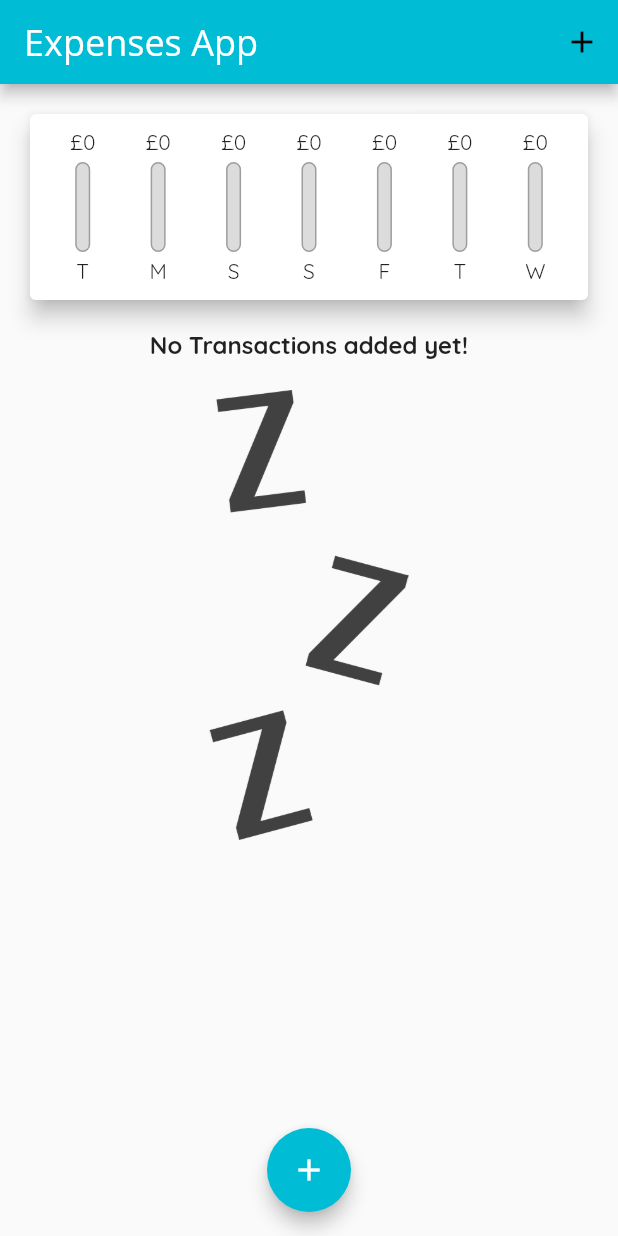
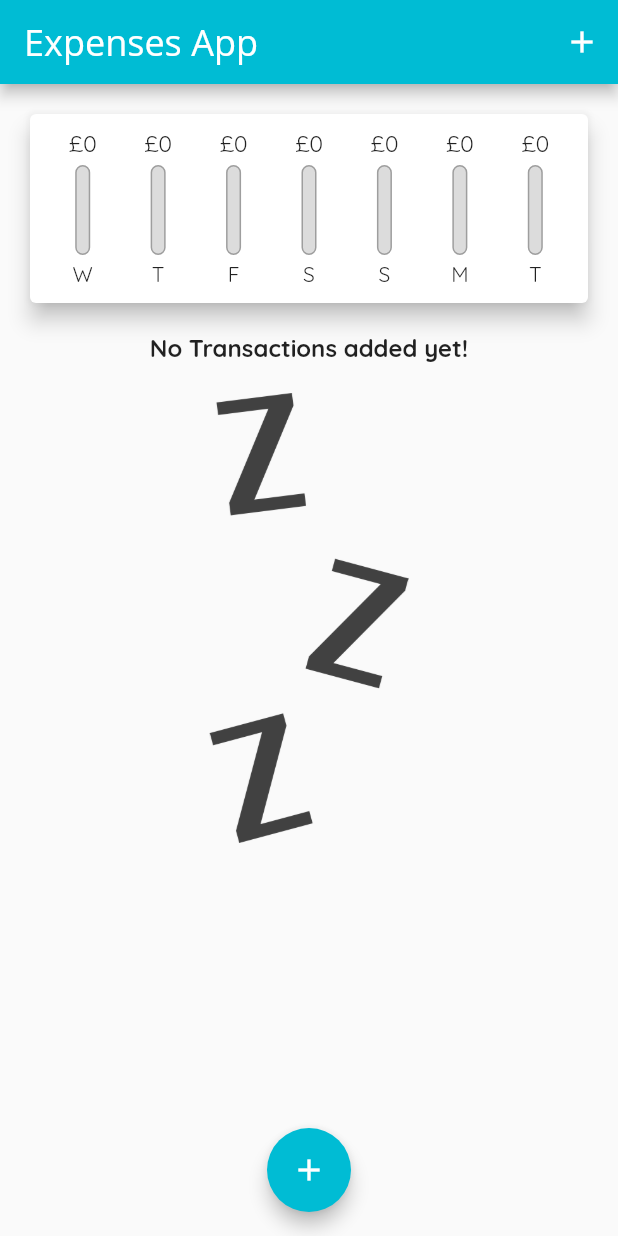
Before and after one commit to BBQRIBS72/expenses_app, a Flutter app: the screen it shows after launch, on a phone screen of 412 x 824 dp. Run offline on Flutter 3.47's test engine with Material 2 defaults, Android fonts, the phone set to English and light mode, and no system bars.

Commit message:
Section 4 complete

```diff
--- a/lib/main.dart
+++ b/lib/main.dart
@@ -18,7 +18,13 @@ class MyApp extends StatelessWidget {
       theme: ThemeData(
           primarySwatch: Colors.cyan,
           fontFamily: 'Quicksand',
-          textTheme: const TextTheme(titleMedium: TextStyle(fontSize: 16, fontWeight: FontWeight.bold)),
+          textTheme: const TextTheme(
+            titleMedium: TextStyle(
+              fontSize: 16,
+              fontWeight: FontWeight.bold,
+            ),
+          ),
+          elevatedButtonTheme: ElevatedButtonThemeData(style: ElevatedButton.styleFrom(foregroundColor: Colors.white)),
           appBarTheme: const AppBarTheme(
             titleTextStyle: TextStyle(
               color: Colors.white,
@@ -69,16 +75,24 @@ class _MyHomePageState extends State<MyHomePage> {
     }).toList();
   }
 
-  void _addNewTransaction(String txTitle, double txAmount) {
+  void _addNewTransaction(String txTitle, double txAmount, DateTime chosenDate) {
     final newTx = Transaction(
       id: DateTime.now().toString(),
       title: txTitle,
       amount: txAmount,
-      date: DateTime.now(),
+      date: chosenDate,
     );
 
     setState(() {
       _userTransactions.add(newTx);
+    });
+  }
+
+  void _deleteTransaction(String id) {
+    setState(() {
+      _userTransactions.removeWhere((transaction) {
+        return transaction.id == id;
+      });
     });
   }
 
@@ -96,10 +110,7 @@ class _MyHomePageState extends State<MyHomePage> {
       appBar: AppBar(
         title: const Text('Expenses App'),
         actions: <Widget>[
-          IconButton(
-            icon: const Icon(Icons.add),
-            onPressed: () => _startAddNewTransaction(context),
-          ),
+          IconButton(icon: const Icon(Icons.add), onPressed: () => _startAddNewTransaction(context), color: Colors.white),
         ],
       ),
       body: SingleChildScrollView(
@@ -107,7 +118,7 @@ class _MyHomePageState extends State<MyHomePage> {
           crossAxisAlignment: CrossAxisAlignment.stretch,
           children: <Widget>[
             Chart(_recentTransactions),
-            TransactionList(_userTransactions),
+            TransactionList(_userTransactions, _deleteTransaction),
           ],
         ),
       ),
--- a/lib/widgets/chart.dart
+++ b/lib/widgets/chart.dart
@@ -22,7 +22,7 @@ class Chart extends StatelessWidget {
         }
       }
       return {'day': DateFormat.E().format(weekDay).substring(0, 1), 'amount': totalSum};
-    });
+    }).reversed.toList();
   }
 
   double get totalSpending {
--- a/lib/widgets/chart_bar.dart
+++ b/lib/widgets/chart_bar.dart
@@ -10,8 +10,11 @@ class ChartBar extends StatelessWidget {
   Widget build(BuildContext context) {
     return Column(
       children: <Widget>[
-        FittedBox(
-          child: Text('£${spendingAmount.toStringAsFixed(0)}'),
+        SizedBox(
+          height: 20,
+          child: FittedBox(
+            child: Text('£${spendingAmount.toStringAsFixed(0)}'),
+          ),
         ),
         const SizedBox(height: 4),
         SizedBox(
```
Also changed, not shown: lib/widgets/new_transaction.dart (+59 -15 lines), lib/widgets/transaction_list.dart (+24 -40 lines).
